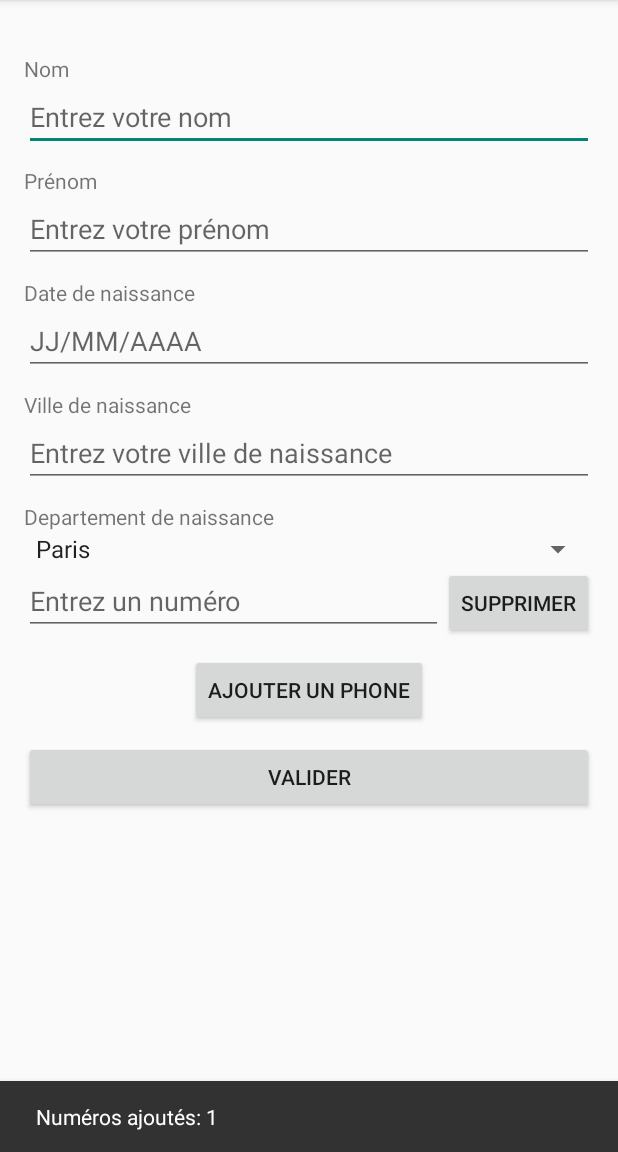
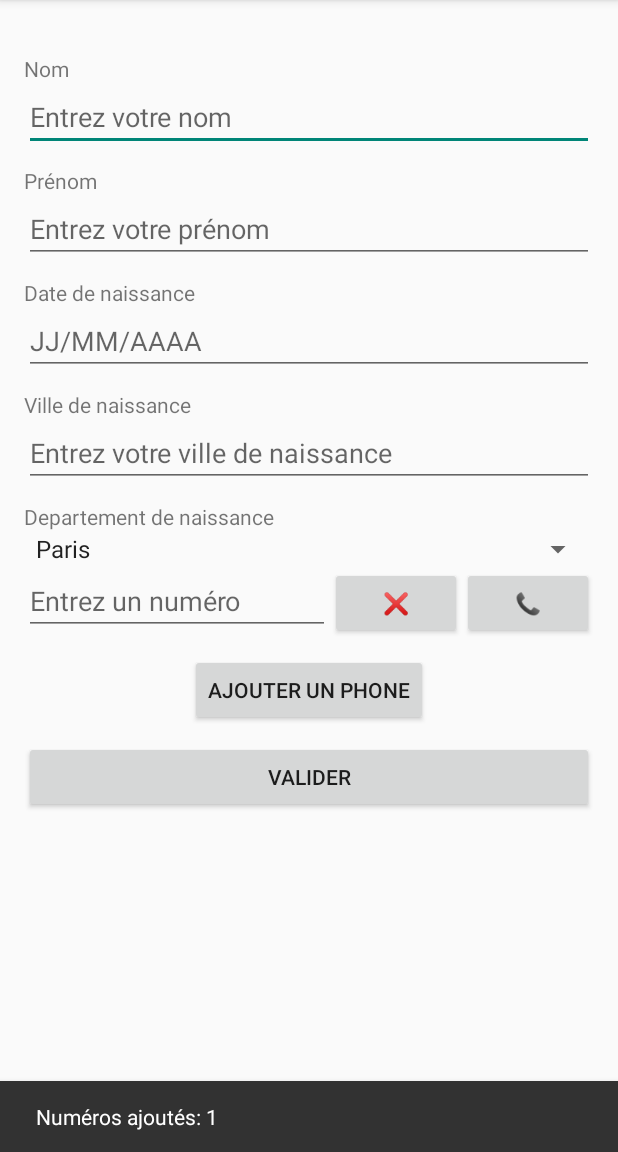
Before and after one commit to Jiaobanzhang/Android_TP, an Android app: the screen it shows after launch (MainActivity), after a tap on "AJOUTER UN PHONE", on a phone screen of 412 x 824 dp, the part 84-1236 px from its top. Run offline under Robolectric (Android 15) with nearby library versions, the phone set to English and light mode, and no system bars.

Commit message:
TP4 : 1. 实现电话拨号功能

```diff
--- a/app/src/main/java/fr/imt_atlantique/myfirstappllication/MainActivity.java
+++ b/app/src/main/java/fr/imt_atlantique/myfirstappllication/MainActivity.java
@@ -170,10 +170,16 @@ public class MainActivity extends AppCompatActivity {
                 1 // 权重为 1，让 EditText 占据大部分空间
         ));
 
+        // 创建拨号☎️按钮:
+        Button callButton = new Button(this);
+        callButton.setText("📞");
+        // 设置拨号按钮点击事件
+        callButton.setOnClickListener(v -> callPhoneNumber(phoneInput.getText().toString()));
+
         // 创建删除按钮
         // Créer un bouton de suppression
         Button deleteButton = new Button(this);
-        deleteButton.setText("Supprimer");
+        deleteButton.setText("❌");
         deleteButton.setLayoutParams(new LinearLayout.LayoutParams(
                 LinearLayout.LayoutParams.WRAP_CONTENT,
                 LinearLayout.LayoutParams.WRAP_CONTENT
@@ -196,6 +202,7 @@ public class MainActivity extends AppCompatActivity {
         // Ajout des boutons EditText et Delete à LinearLayout
         phoneRow.addView(phoneInput);
         phoneRow.addView(deleteButton);
+        phoneRow.addView(callButton);
 
         // 将整行（包含 EditText 和按钮）添加到 phoneContainer
         // Ajoute la ligne entière (y compris l'EditText et le bouton) au phoneContainer.
@@ -382,4 +389,21 @@ public class MainActivity extends AppCompatActivity {
             }
         }
     }
+
+    public void callPhoneNumber(String phoneNumber) {
+        if (phoneNumber == null || phoneNumber.trim().isEmpty()) {
+            Toast.makeText(this, "Veuillez entrer un numéro de téléphone", Toast.LENGTH_SHORT).show();
+            return;
+        }
+
+        Intent dialIntent = new Intent(Intent.ACTION_DIAL);
+        dialIntent.setData(Uri.parse("tel:" + phoneNumber));
+
+        // 检查是否有应用可以处理该 Intent
+        if (dialIntent.resolveActivity(getPackageManager()) != null) {
+            startActivity(dialIntent);
+        } else {
+            Toast.makeText(this, "Aucune application de numérotation trouvée", Toast.LENGTH_SHORT).show();
+        }
+    }
 }
```
